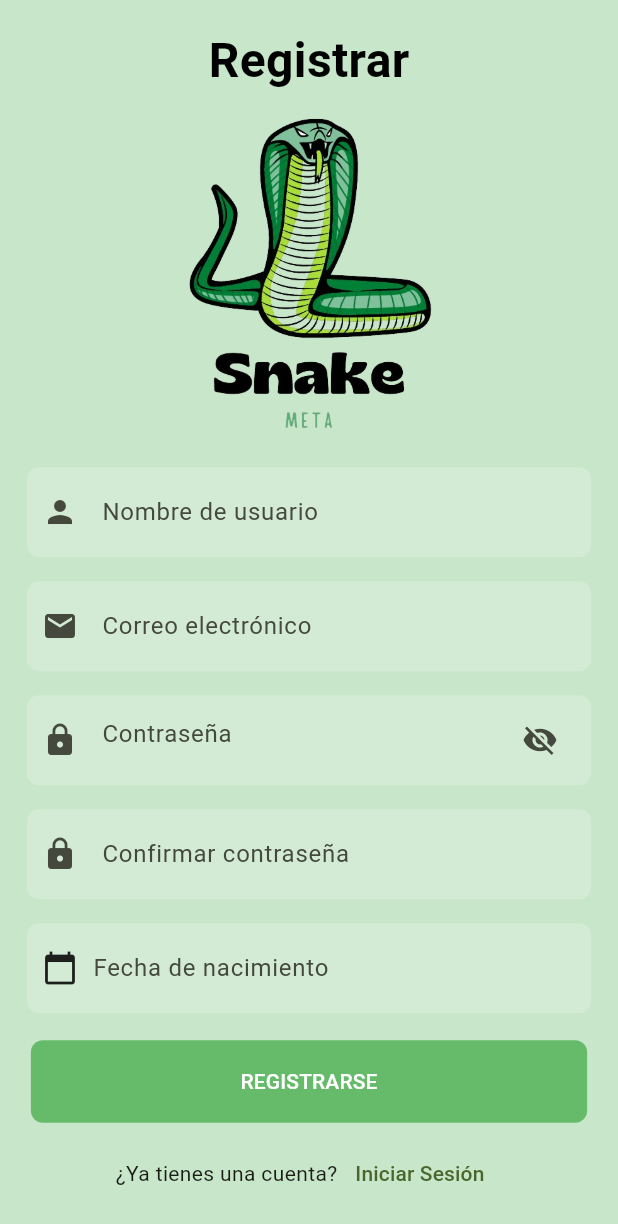
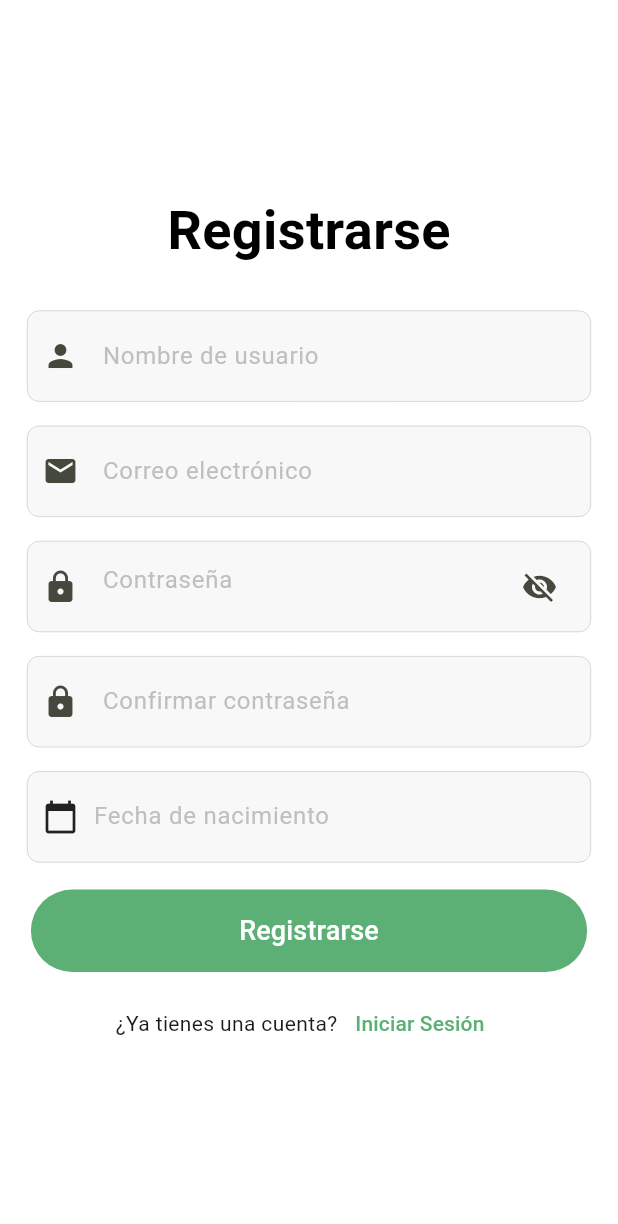
Before and after one commit to JuanRojasDev/Snake_Flutter, a Flutter app: the HomeScreen screen opened directly, after a tap on the "menu" icon, after a tap on "Cerrar Sesión", after a tap on "Registrarse", on a phone screen of 412 x 824 dp. Shown: the top 1224 px of the screen. Run offline on Flutter 3.47's test engine with Material 3 defaults, Android fonts, the phone set to English and light mode, and no system bars; our stand-ins replace image_picker, sqflite; accounts and stored records are empty; network calls fail.

Commit message:
Actualización del Login, reportes corregidos y mejora de la interfaz

```diff
--- a/lib/Authtentication/home.dart
+++ b/lib/Authtentication/home.dart
@@ -1,8 +1,8 @@
 import 'dart:convert';
-
 import 'package:flutter/material.dart';
 import 'package:provider/provider.dart';
 import 'package:sqlite_flutter_crud/Authtentication/login.dart';
+import 'package:sqlite_flutter_crud/Authtentication/report.dart';
 import 'package:sqlite_flutter_crud/Providers/Home_Body_provider.dart';
 import 'package:sqlite_flutter_crud/Views/snake_Info/Galeria/Screen_Galeria.dart';
 import 'package:http/http.dart' as http;
@@ -17,8 +17,6 @@ class HomeScreen extends StatefulWidget {
   @override
   _HomeScreenState createState() => _HomeScreenState();
 }
-
-
 
 class _HomeScreenState extends State<HomeScreen> {
   Widget bodyContent = Body_init();
@@ -67,8 +65,10 @@ class _HomeScreenState extends State<HomeScreen> {
           padding: EdgeInsets.zero,
           children: <Widget>[
             UserAccountsDrawerHeader(
-              accountName: Text(widget.usuario?.nombres ?? 'Usuario no disponible'),
-              accountEmail: Text(widget.usuario?.correo ?? 'Usuario no disponible'),
+              accountName:
+                  Text(widget.usuario?.nombres ?? 'Usuario no disponible'),
+              accountEmail:
+                  Text(widget.usuario?.correo ?? 'Usuario no disponible'),
               currentAccountPicture: CircleAvatar(
                 backgroundImage:
                     AssetImage('lib/assets/your_profile_picture.jpg'),
@@ -136,11 +136,10 @@ class _HomeScreenState extends State<HomeScreen> {
   }
 }
 
+class Body_init extends StatelessWidget {
+  final Usuario? usuario;
 
-class Body_init extends StatelessWidget {
-  const Body_init({
-    super.key,
-  });
+  const Body_init({Key? key, this.usuario}) : super(key: key);
 
   @override
   Widget build(BuildContext context) {
@@ -148,7 +147,8 @@ class Body_init extends StatelessWidget {
 
     Future<void> fectSnakesPoison(bool valid) async {
       final String url =
-                            'https://back-1-9ehs.onrender.com/Snakes/poison?valid='+valid.toString(); // server ip
+          'https://back-1-9ehs.onrender.com/Snakes/poison?valid=' +
+              valid.toString(); // server ip
 
       print(url);
 
@@ -159,17 +159,17 @@ class Body_init extends StatelessWidget {
       if (response.statusCode == 200) {
         var jsonResponse = jsonDecode(response.body);
 
-                            if(jsonResponse != []){
+        if (jsonResponse != []) {
           for (var element in jsonResponse) {
             serpientes.add(Serpiente.fromJson(element));
           }
         }
 
-                            body_Provider.cahngedBodyHome(Screen_galeria(serpientes: serpientes,));
-
+        body_Provider.cahngedBodyHome(Screen_galeria(
+          serpientes: serpientes,
+        ));
       }
     }
-
 
     return Padding(
       padding: const EdgeInsets.all(16.0),
@@ -198,7 +198,6 @@ class Body_init extends StatelessWidget {
                   onTap: () {
                     // Acción al pulsar la tarjeta de serpientes venenosas
                     fectSnakesPoison(true);
-
                   },
                 ),
                 SizedBox(height: 20),
@@ -234,6 +233,11 @@ class Body_init extends StatelessWidget {
                   icon: Icon(Icons.edit),
                   onPressed: () {
                     // Acción para el botón de escribir
+                    Navigator.push(
+                      context,
+                      MaterialPageRoute(
+                          builder: (context) => ReportPage(usuario: usuario)),
+                    );
                   },
                 ),
                 IconButton(
@@ -267,9 +271,6 @@ class Body_init extends StatelessWidget {
   }
 }
 
-
-
-
 class CategoryCard extends StatefulWidget {
   final String title;
   final String imageUrl;
@@ -300,47 +301,39 @@ class _CategoryCardState extends State<CategoryCard> {
             _isHovering = false;
           });
         },
-        child: Card(
-          elevation: _isHovering ? 10 : 2, // Elevación aumentada al hacer hover
-          shape: RoundedRectangleBorder(
-            borderRadius: BorderRadius.circular(8),
+        child: AnimatedContainer(
+          duration: Duration(milliseconds: 200),
+          decoration: BoxDecoration(
+            color: _isHovering ? Colors.green : Colors.white,
+            borderRadius: BorderRadius.circular(20),
+            boxShadow: [
+              BoxShadow(
+                color: Colors.grey.withOpacity(0.5),
+                spreadRadius: 2,
+                blurRadius: 5,
+                offset: Offset(0, 3),
               ),
-          child: Stack(
+            ],
+          ),
+          child: Column(
             children: [
               ClipRRect(
-                borderRadius: BorderRadius.circular(8),
-                child: ScaleTransition(
-                  scale: _isHovering
-                      ? Tween(begin: 1.0, end: 1.1).animate(CurvedAnimation(
-                          parent: ModalRoute.of(context)!.animation!,
-                          curve: Curves.easeInOut,
-                        ))
-                      : Tween(begin: 1.1, end: 1.0).animate(CurvedAnimation(
-                          parent: ModalRoute.of(context)!.animation!,
-                          curve: Curves.easeInOut,
-                        )),
+                borderRadius: BorderRadius.vertical(top: Radius.circular(20)),
                 child: Image.asset(
                   widget.imageUrl,
+                  fit: BoxFit.cover,
+                  height: 150,
                   width: double.infinity,
-                    height: MediaQuery.of(context).size.height / 3,
-                    fit: BoxFit.cover,
                 ),
               ),
-              ),
-              Container(
-                width: double.infinity,
-                height: MediaQuery.of(context).size.height / 3,
-                decoration: BoxDecoration(
-                  borderRadius: BorderRadius.circular(8),
-                  color: Colors.black.withOpacity(0.2),
-                ),
-                alignment: Alignment.center,
+              Padding(
+                padding: const EdgeInsets.all(16.0),
                 child: Text(
                   widget.title,
                   style: TextStyle(
-                    fontSize: 24,
-                    color: Colors.white,
+                    fontSize: 18,
                     fontWeight: FontWeight.bold,
+                    color: _isHovering ? Colors.white : Colors.black,
                   ),
                 ),
               ),
--- a/lib/Authtentication/login.dart
+++ b/lib/Authtentication/login.dart
@@ -47,8 +47,6 @@ class _LoginScreenState extends State<LoginScreen> {
                   ))); // Navegar a home.dart
     } else {
       // Mostrar un mensaje de error al usuario
-
-      print('This will be logged to the console in the browser.');
       setState(() {
         _isLoginTrue = true;
       });
@@ -98,8 +96,9 @@ class _LoginScreenState extends State<LoginScreen> {
                 child: TextField(
                   controller: _usernameController,
                   decoration: const InputDecoration(
-                    icon: Icon(Icons.email,
-                        color: Color(0xFFBFBFBF)), // Color del icono
+                    icon: Icon(
+                      Icons.email,
+                    ), // Color del icono
                     border: InputBorder.none,
                     hintText: "Correo Electrónico",
                     hintStyle: TextStyle(
@@ -107,7 +106,7 @@ class _LoginScreenState extends State<LoginScreen> {
                             0xFFBFBFBF)), // Color del icono // Color del texto del hint
                   ),
                   style: const TextStyle(
-                      color: Colors.white), // Color del texto de entrada
+                      color: Colors.black), // Color del texto de entrada
                 ),
               ),
               Container(
@@ -125,11 +124,10 @@ class _LoginScreenState extends State<LoginScreen> {
                   controller: _passwordController,
                   obscureText: !_isVisible,
                   decoration: InputDecoration(
-                    icon: const Icon(Icons.lock,
-                        color: Color(0xFFBFBFBF)), // Color del icono
+                    icon: const Icon(Icons.lock),
                     border: InputBorder.none,
                     hintText: "Contraseña",
-                    hintStyle: const TextStyle(
+                    hintStyle: TextStyle(
                         color: Color(
                             0xFFBFBFBF)), // Color del icono // Color del texto del hint
                     suffixIcon: IconButton(
@@ -140,14 +138,11 @@ class _LoginScreenState extends State<LoginScreen> {
                       },
                       icon: Icon(
                           _isVisible ? Icons.visibility : Icons.visibility_off,
-                          color: Colors.white), // Color del icono del botón
+                          color: Color(0xFFBFBFBF)),
                     ),
                   ),
-                  style: const TextStyle(
-                      color: Colors.white), // Color del texto de entrada
                 ),
               ),
-              const SizedBox(height: 10),
               Container(
                 height: 55,
                 width: MediaQuery.of(context).size.width * .9,
@@ -157,6 +152,12 @@ class _LoginScreenState extends State<LoginScreen> {
                   color: Color(0xFF5DB075),
                 ),
                 child: TextButton(
+                  style: TextButton.styleFrom(
+                    backgroundColor: Color(0xFF5DB075),
+                    shape: RoundedRectangleBorder(
+                      borderRadius: BorderRadius.circular(27.5),
+                    ),
+                  ),
                   onPressed: _login,
                   child: const Text(
                     "Iniciar Sesión",
@@ -208,6 +209,12 @@ class _LoginScreenState extends State<LoginScreen> {
                   color: Colors.grey.shade300,
                 ),
                 child: TextButton(
+                  style: TextButton.styleFrom(
+                    backgroundColor: Colors.grey.shade300,
+                    shape: RoundedRectangleBorder(
+                      borderRadius: BorderRadius.circular(27.5),
+                    ),
+                  ),
                   onPressed: _continueAsGuest,
                   child: const Text(
                     "Continuar como invitado",
--- a/lib/Authtentication/signup.dart
+++ b/lib/Authtentication/signup.dart
@@ -75,7 +75,7 @@ class _SignUpState extends State<SignUp> {
   @override
   Widget build(BuildContext context) {
     return Scaffold(
-      backgroundColor: Colors.green.shade100,
+      backgroundColor: Colors.white,
       body: Center(
         child: SingleChildScrollView(
           child: Padding(
@@ -84,26 +84,27 @@ class _SignUpState extends State<SignUp> {
               key: formKey,
               child: Column(
                 children: [
-                  const Text(
-                    "Registrar",
-                    style: TextStyle(
-                        fontSize: 32,
-                        fontWeight: FontWeight.bold,
-                        color: Colors.black),
+                  const SizedBox(height: 10), // Espacio desde la parte superior
+                  const Center(
+                    child: Text(
+                      "Registrarse",
+                      style: TextStyle(
+                          fontSize: 36,
+                          fontWeight: FontWeight.bold,
+                          color: Colors.black),
+                    ),
                   ),
-                  const SizedBox(height: 15),
-                  Image.asset(
-                    "lib/assets/login.png",
-                    width: 210,
-                  ),
-                  const SizedBox(height: 15),
+                  const SizedBox(height: 20),
                   Container(
                     margin: const EdgeInsets.all(8),
                     padding:
                         const EdgeInsets.symmetric(horizontal: 10, vertical: 6),
                     decoration: BoxDecoration(
                       borderRadius: BorderRadius.circular(8),
-                      color: Colors.white.withOpacity(.2),
+                      color: Color(0xFFF6F6F6).withOpacity(0.8),
+                      border: Border.all(
+                          color: Color(0xFFBFBFBF),
+                          width: 0.4), // Borde más grueso
                     ),
                     child: TextFormField(
                       controller: username,
@@ -117,7 +118,11 @@ class _SignUpState extends State<SignUp> {
                         icon: Icon(Icons.person),
                         border: InputBorder.none,
                         hintText: "Nombre de usuario",
+                        hintStyle: TextStyle(
+                            color: Color(
+                                0xFFBFBFBF)), // Color del icono // Color del texto del hint
                       ),
+                      style: const TextStyle(color: Color(0xFFBFBFBF)),
                     ),
                   ),
                   Container(
@@ -126,7 +131,11 @@ class _SignUpState extends State<SignUp> {
                         const EdgeInsets.symmetric(horizontal: 10, vertical: 6),
                     decoration: BoxDecoration(
                       borderRadius: BorderRadius.circular(8),
-                      color: Colors.white.withOpacity(.2),
+                      color: Color(0xFFF6F6F6)
+                          .withOpacity(0.8), // Color llamativo para el fondo
+                      border: Border.all(
+                          color: Color(0xFFBFBFBF),
+                          width: 0.4), // Borde más grueso
                     ),
                     child: TextFormField(
                       controller: email,
@@ -143,7 +152,11 @@ class _SignUpState extends State<SignUp> {
                         icon: Icon(Icons.email),
                         border: InputBorder.none,
                         hintText: "Correo electrónico",
+                        hintStyle: TextStyle(
+                            color: Color(
+                                0xFFBFBFBF)), // Color del icono // Color del texto del hint
                       ),
+                      style: const TextStyle(color: Colors.white),
                     ),
                   ),
                   Container(
@@ -152,7 +165,11 @@ class _SignUpState extends State<SignUp> {
                         const EdgeInsets.symmetric(horizontal: 10, vertical: 6),
                     decoration: BoxDecoration(
                       borderRadius: BorderRadius.circular(8),
-                      color: Colors.white.withOpacity(.2),
+                      color: Color(0xFFF6F6F6)
+                          .withOpacity(0.8), // Color llamativo para el fondo
+                      border: Border.all(
+                          color: Color(0xFFBFBFBF),
+                          width: 0.4), // Borde más grueso
                     ),
                     child: TextFormField(
                       controller: password,
@@ -166,9 +183,12 @@ class _SignUpState extends State<SignUp> {
                       },
                       obscureText: !isVisible,
                       decoration: InputDecoration(
-                        icon: const Icon(Icons.lock),
+                        icon: Icon(Icons.lock),
                         border: InputBorder.none,
                         hintText: "Contraseña",
+                        hintStyle: TextStyle(
+                            color: Color(
+                                0xFFBFBFBF)), // Color del icono // Color del texto del hint
                         suffixIcon: IconButton(
                           onPressed: () {
                             setState(() {
@@ -188,7 +208,11 @@ class _SignUpState extends State<SignUp> {
                         const EdgeInsets.symmetric(horizontal: 10, vertical: 6),
                     decoration: BoxDecoration(
                       borderRadius: BorderRadius.circular(8),
-                      color: Colors.white.withOpacity(.2),
+                      color: Color(0xFFF6F6F6)
+                          .withOpacity(0.8), // Color llamativo para el fondo
+                      border: Border.all(
+                          color: Color(0xFFBFBFBF),
+                          width: 0.4), // Borde más grueso
                     ),
                     child: TextFormField(
                       controller: confirmPassword,
@@ -205,6 +229,9 @@ class _SignUpState extends State<SignUp> {
                         icon: Icon(Icons.lock),
                         border: InputBorder.none,
                         hintText: "Confirmar contraseña",
+                        hintStyle: TextStyle(
+                            color: Color(
+                                0xFFBFBFBF)), //Color del icono // Color del texto del hint
                       ),
                     ),
                   ),
@@ -214,7 +241,11 @@ class _SignUpState extends State<SignUp> {
                         const EdgeInsets.symmetric(horizontal: 10, vertical: 6),
                     decoration: BoxDecoration(
                       borderRadius: BorderRadius.circular(8),
-                      color: Colors.white.withOpacity(.2),
+                      color: Color(0xFFF6F6F6)
+                          .withOpacity(0.8), // Color llamativo para el fondo
+                      border: Border.all(
+                          color: Color(0xFFBFBFBF),
+                          width: 0.4), // Borde más grueso
                     ),
                     child: Row(
                       children: [
@@ -242,6 +273,14 @@ class _SignUpState extends State<SignUp> {
                                       ? "Fecha de nacimiento"
                                       : "${selectedDate!.day}/${selectedDate!.month}/${selectedDate!.year}",
                                   border: InputBorder.none,
+                                  hintStyle: TextStyle(
+                                    color: Color(
+                                        0xFFBFBFBF), // Color del texto del hint
+                                  ),
+                                ),
+                                style: const TextStyle(
+                                  color: Colors
+                                      .white, // Color del texto de entrada
                                 ),
                                 validator: (value) {
                                   if (selectedDate == null) {
@@ -261,14 +300,15 @@ class _SignUpState extends State<SignUp> {
                     height: 55,
                     width: MediaQuery.of(context).size.width * .9,
                     decoration: BoxDecoration(
-                      borderRadius: BorderRadius.circular(8),
-                      color: Colors.green.shade400,
+                      borderRadius:
+                          BorderRadius.circular(27.5), // Hace el botón circular
+                      color: Color(0xFF5DB075),
                     ),
                     child: TextButton(
                       onPressed: signUp,
                       child: const Text(
-                        "REGISTRARSE",
-                        style: TextStyle(color: Colors.white),
+                        "Registrarse",
+                        style: TextStyle(color: Colors.white, fontSize: 18.0),
                       ),
                     ),
                   ),
@@ -281,7 +321,12 @@ class _SignUpState extends State<SignUp> {
                         onPressed: () {
                           Navigator.pop(context);
                         },
-                        child: const Text("Iniciar Sesión"),
+                        child: const Text(
+                          "Iniciar Sesión",
+                          style: TextStyle(
+                              color: Color(
+                                  0xFF5DB075)), // Cambia el color del texto
+                        ),
                       ),
                     ],
                   ),
--- a/lib/Views/snake_Info/Info_snake/info_Snale.dart
+++ b/lib/Views/snake_Info/Info_snake/info_Snale.dart
@@ -3,7 +3,6 @@ import 'package:sqlite_flutter_crud/Providers/sanke_class.dart';
 
 class Info_Snake extends StatelessWidget {
   final Serpiente infoSnake;
-
 
   const Info_Snake({super.key, required this.infoSnake});
 
@@ -15,37 +14,44 @@ class Info_Snake extends StatelessWidget {
         crossAxisAlignment: CrossAxisAlignment.start,
         children: [
           Container(
-
-            child: Image(image: NetworkImage('https://back-1-9ehs.onrender.com/view_image/?imagen='+infoSnake.imagen),
+            child: Image(
+                image: NetworkImage(
+                    'https://back-1-9ehs.onrender.com/view_image/?imagen=' +
+                        infoSnake.imagen),
                 fit: BoxFit.fill,
                 alignment: Alignment.topCenter),
             width: 900,
             height: 250,
-              decoration: BoxDecoration(
-                border: Border.all(color: Colors.black)
-              ),),
-          Text(infoSnake.nombre3,
+            decoration: BoxDecoration(border: Border.all(color: Colors.black)),
+          ),
+          Text(
+            infoSnake.nombre3,
             style: TextStyle(
                 fontSize: 30,
                 fontStyle: FontStyle.italic,
+                fontWeight: FontWeight.bold),
           ),
-              ),
-          textBasicStyle("clase",infoSnake.clase),
-          textBasicStyle("Especie",infoSnake.especie),
-          textBasicStyle("familia",infoSnake.familia),
-          textBasicStyle("genero",infoSnake.genero),
-          textBasicStyle("nombre Cientifico",infoSnake.nombreCientifico),
-          textBasicStyle("Es Venenosa",infoSnake.venenosa ? 'Si' : 'No'),
-
+          textBasicStyle("Clase", infoSnake.clase),
+          textBasicStyle("Especie", infoSnake.especie),
+          textBasicStyle("Familia", infoSnake.familia),
+          textBasicStyle("Genero", infoSnake.genero),
+          textBasicStyle("Nombre Cientifico", infoSnake.nombreCientifico),
+          textBasicStyle("Es Venenosa", infoSnake.venenosa ? 'Si' : 'No'),
         ],
       ),
     );
   }
 
-  Row textBasicStyle(String text1,String text2) => Row(
+  Row textBasicStyle(String text1, String text2) => Row(
         children: [
-      Text(text1+" : ", style: TextStyle(fontSize: 20), ),
-      Text(text2,  style: TextStyle(fontSize: 20), ),
+          Text(
+            text1 + " : ",
+            style: TextStyle(fontSize: 20),
+          ),
+          Text(
+            text2,
+            style: TextStyle(fontSize: 20),
+          ),
         ],
       );
 }
```
Also changed, not shown: pubspec.lock. Lines whose indentation alone changed are shown as unchanged.
